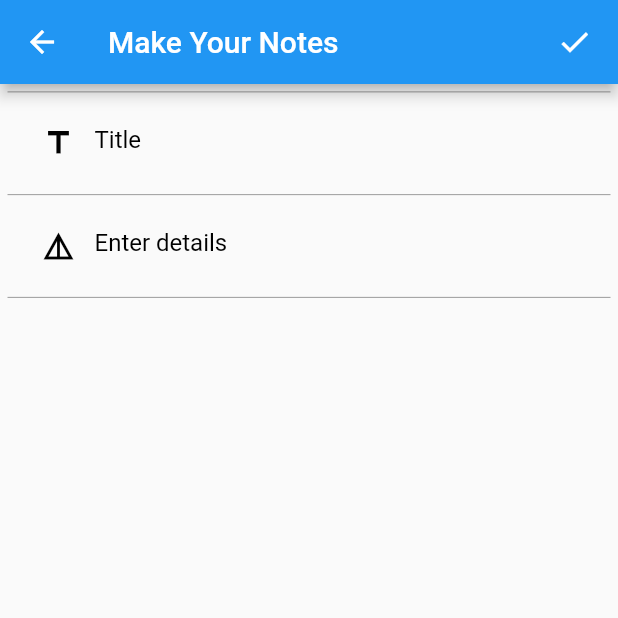
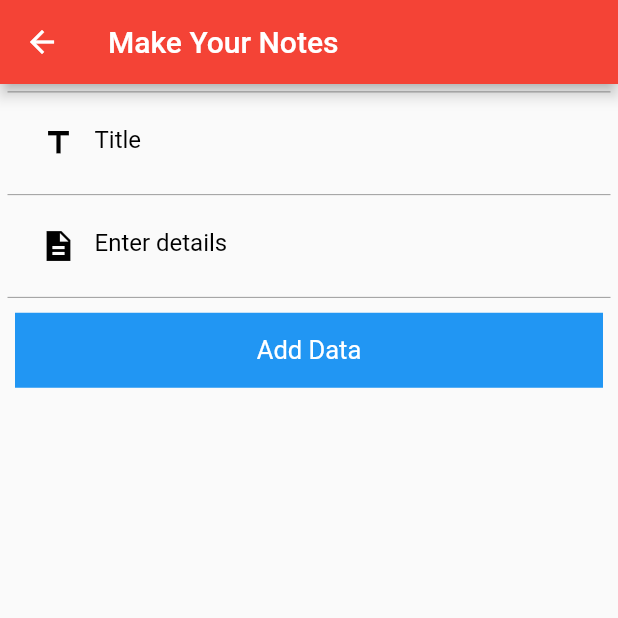
Before and after one commit to SeAliijaz/note_application_getx, a Flutter app: the AddDataScreen screen opened directly, on a phone screen of 412 x 824 dp, the top half of it. Run offline on Flutter 3.47's test engine with Material 2 defaults, Android fonts, the phone set to English and light mode, and no system bars; our stand-ins replace cloud_firestore, firebase_core, fluttertoast, google_fonts; accounts and stored records are empty; Roboto replaces fonts that are missing (Salsa).

Commit message:
Updated V1

```diff
--- a/lib/Constants/constants.dart
+++ b/lib/Constants/constants.dart
@@ -1,6 +1,9 @@
+import 'package:flutter/material.dart';
 import 'package:fluttertoast/fluttertoast.dart';
 
 ///Making Global Toast
 void showToastMsg(String msg) {
   Fluttertoast.showToast(msg: msg);
 }
+
+const myDivider = Divider(color: Colors.black12, thickness: 1);
--- a/lib/Firebase_Operations/firebase_services.dart
+++ b/lib/Firebase_Operations/firebase_services.dart
@@ -10,7 +10,7 @@ class FirebaseServices {
     firestore.collection("Notes").add({
       "title": title,
       "details": details,
-    }).whenComplete(() => showToastMsg("Notes Added Successfully!"));
+    }).whenComplete(() => showToastMsg("Added Successfully!"));
   }
 
   static Future<void> deleteNotes(String id) async {
@@ -25,6 +25,6 @@ class FirebaseServices {
     await firestore.collection("Notes").doc(id).update({
       "title": title,
       "details": details,
-    }).whenComplete(() => showToastMsg("Notes Updated Successfully!"));
+    }).whenComplete(() => showToastMsg("Updated Successfully!"));
   }
 }
--- a/lib/Notes_WorkSpace/Add_Data_Screen/add_data_screen.dart
+++ b/lib/Notes_WorkSpace/Add_Data_Screen/add_data_screen.dart
@@ -1,6 +1,8 @@
 import "package:flutter/material.dart";
+import 'package:google_fonts/google_fonts.dart';
 import "package:notes_app/Constants/constants.dart";
 import "package:notes_app/Firebase_Operations/firebase_services.dart";
+import 'package:notes_app/Widgets/custom_button.dart';
 
 class AddDataScreen extends StatefulWidget {
   @override
@@ -40,8 +42,6 @@ class _AddDataScreenState extends State<AddDataScreen> {
     super.dispose();
   }
 
-  int pageIndex = 0;
-
   @override
   Widget build(BuildContext context) {
     ///Size
@@ -51,17 +51,6 @@ class _AddDataScreenState extends State<AddDataScreen> {
         title: const Text(
           "Make Your Notes",
         ),
-        actions: [
-          Padding(
-            padding: const EdgeInsets.symmetric(horizontal: 5),
-            child: IconButton(
-              onPressed: () async {
-                await saveForm();
-              },
-              icon: const Icon(Icons.check),
-            ),
-          ),
-        ],
       ),
       body: Container(
         height: s.height,
@@ -131,7 +120,7 @@ class _AddDataScreenState extends State<AddDataScreen> {
                       decoration: const InputDecoration(
                           border: InputBorder.none,
                           prefixIcon: Icon(
-                            Icons.details,
+                            Icons.description_sharp,
                             color: Colors.black,
                           ),
                           hintText: "Enter details",
@@ -144,6 +133,15 @@ class _AddDataScreenState extends State<AddDataScreen> {
                     color: Colors.black38,
                     height: 0.5,
                   ),
+                  CustomButton(
+                    text: "Add Data",
+                    textColor: Colors.white,
+                    fontSize: 17,
+                    buttonColor: Colors.blue,
+                    onTap: () async {
+                      await saveForm();
+                    },
+                  ),
                 ],
               ),
             ),
--- /dev/null
+++ b/lib/Widgets/custom_button.dart
@@ -0,0 +1,51 @@
+import 'package:flutter/material.dart';
+import 'package:google_fonts/google_fonts.dart';
+
+class CustomButton extends StatelessWidget {
+  String? text;
+  double? fontSize;
+  Color? buttonColor;
+  Color? textColor;
+  VoidCallback? onTap;
+
+  CustomButton({
+    Key? key,
+    this.text,
+    this.fontSize,
+    this.buttonColor,
+    this.textColor,
+    this.onTap,
+  }) : super(key: key);
+
+  @override
+  Widget build(BuildContext context) {
+    final Size s = MediaQuery.of(context).size;
+    return InkWell(
+      onTap: onTap,
+      child: Padding(
+        padding: const EdgeInsets.symmetric(
+          horizontal: 5,
+          vertical: 10,
+        ),
+        child: Container(
+          decoration: BoxDecoration(
+            color: buttonColor,
+          ),
+          height: 50,
+          width: s.width,
+          child: Center(
+            child: Text(
+              text ?? "text",
+              style: GoogleFonts.salsa(
+                textStyle: TextStyle(
+                  color: textColor,
+                  fontSize: fontSize,
+                ),
+              ),
+            ),
+          ),
+        ),
+      ),
+    );
+  }
+}
```
Also changed, not shown: lib/Notes_WorkSpace/Edit_Data_Screen/edit_data_screen.dart (+64 -89 lines), lib/Notes_WorkSpace/Show_Data_Screen/show_data_home_screen.dart (+24 -27 lines), lib/Widgets/connection_state.dart (deleted, +0 -34 lines), lib/Widgets/custom_progress_indicator.dart (added, +37 -0 lines), lib/main.dart (+40 -2 lines).
